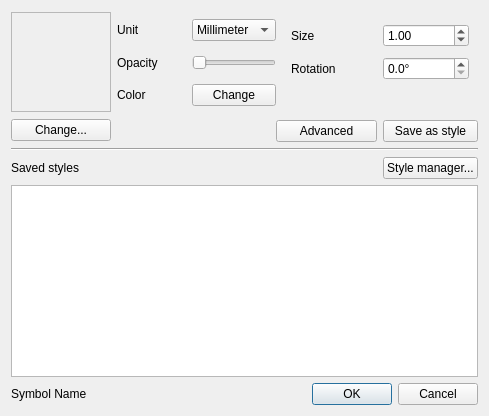
This is src/ui/qgssymbolv2selectordialogbase.ui in qgis/QGIS as Qt 5 draws it before an edit. The edited form follows.
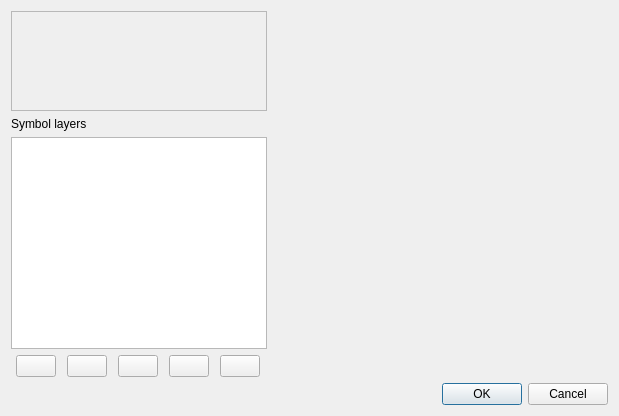
This is the edited form. The open tabs and pages were chosen to show the change. Custom widgets are drawn as their Qt base class.

Commit message: Midway commit; implements symbols listing/changing in symbol selector

```diff
--- a/src/ui/qgssymbolv2selectordialogbase.ui
+++ b/src/ui/qgssymbolv2selectordialogbase.ui
@@ -6,20 +6,20 @@
    <rect>
     <x>0</x>
     <y>0</y>
-    <width>489</width>
+    <width>619</width>
     <height>416</height>
    </rect>
   </property>
   <property name="windowTitle">
    <string>Symbol selector</string>
   </property>
-  <layout class="QGridLayout" name="gridLayout_6">
+  <layout class="QGridLayout" name="gridLayout">
    <item row="0" column="0">
     <layout class="QVBoxLayout" name="verticalLayout">
      <item>
       <widget class="QLabel" name="lblPreview">
        <property name="sizePolicy">
-        <sizepolicy hsizetype="Fixed" vsizetype="Fixed">
+        <sizepolicy hsizetype="Expanding" vsizetype="Fixed">
          <horstretch>0</horstretch>
          <verstretch>0</verstretch>
         </sizepolicy>
@@ -45,326 +45,105 @@
       </widget>
      </item>
      <item>
-      <widget class="QPushButton" name="btnSymbolProperties">
+      <widget class="QLabel" name="label_3">
        <property name="text">
-        <string>Change...</string>
+        <string>Symbol layers</string>
        </property>
       </widget>
      </item>
-    </layout>
-   </item>
-   <item row="0" column="1">
-    <layout class="QGridLayout" name="gridLayout_5">
-     <item row="0" column="0" colspan="2">
-      <layout class="QGridLayout" name="gridLayout_3">
-       <item row="0" column="0">
-        <widget class="QLabel" name="mSymbolUnitLabel">
-         <property name="text">
-          <string>Unit</string>
+     <item>
+      <widget class="QTreeView" name="layersTree">
+       <property name="editTriggers">
+        <set>QAbstractItemView::NoEditTriggers</set>
+       </property>
+      </widget>
+     </item>
+     <item>
+      <layout class="QHBoxLayout">
+       <item>
+        <widget class="QPushButton" name="btnAddLayer">
+         <property name="sizePolicy">
+          <sizepolicy hsizetype="Fixed" vsizetype="Fixed">
+           <horstretch>0</horstretch>
+           <verstretch>0</verstretch>
+          </sizepolicy>
          </property>
          <property name="buddy">
           <cstring>mSymbolUnitComboBox</cstring>
          </property>
         </widget>
        </item>
-       <item row="0" column="1">
-        <widget class="QComboBox" name="mSymbolUnitComboBox">
-         <item>
-          <property name="text">
-           <string>Millimeter</string>
-          </property>
-         </item>
-         <item>
-          <property name="text">
-           <string>Map unit</string>
-          </property>
-         </item>
-        </widget>
-       </item>
-       <item row="1" column="0">
-        <widget class="QLabel" name="mTransparencyLabel">
-         <property name="text">
-          <string>Opacity</string>
+       <item>
+        <widget class="QPushButton" name="btnRemoveLayer">
+         <property name="sizePolicy">
+          <sizepolicy hsizetype="Fixed" vsizetype="Fixed">
+           <horstretch>0</horstretch>
+           <verstretch>0</verstretch>
+          </sizepolicy>
          </property>
          <property name="buddy">
           <cstring>mTransparencySlider</cstring>
          </property>
         </widget>
        </item>
-       <item row="1" column="1">
-        <widget class="QSlider" name="mTransparencySlider">
+       <item>
+        <widget class="QPushButton" name="btnLock">
          <property name="sizePolicy">
-          <sizepolicy hsizetype="Preferred" vsizetype="Fixed">
+          <sizepolicy hsizetype="Fixed" vsizetype="Fixed">
            <horstretch>0</horstretch>
            <verstretch>0</verstretch>
           </sizepolicy>
          </property>
-         <property name="maximum">
-          <number>255</number>
+         <property name="toolTip">
+          <string>Lock layer's color</string>
          </property>
-         <property name="orientation">
-          <enum>Qt::Horizontal</enum>
+         <property name="checkable">
+          <bool>true</bool>
          </property>
         </widget>
        </item>
-       <item row="2" column="0">
-        <widget class="QLabel" name="label_5">
-         <property name="text">
-          <string>Color</string>
+       <item>
+        <widget class="QPushButton" name="btnUp">
+         <property name="sizePolicy">
+          <sizepolicy hsizetype="Fixed" vsizetype="Fixed">
+           <horstretch>0</horstretch>
+           <verstretch>0</verstretch>
+          </sizepolicy>
          </property>
          <property name="buddy">
           <cstring>btnColor</cstring>
          </property>
         </widget>
        </item>
-       <item row="2" column="1">
-        <widget class="QgsColorButtonV2" name="btnColor">
-         <property name="text">
-          <string>Change</string>
+       <item>
+        <widget class="QPushButton" name="btnDown">
+         <property name="sizePolicy">
+          <sizepolicy hsizetype="Fixed" vsizetype="Fixed">
+           <horstretch>0</horstretch>
+           <verstretch>0</verstretch>
+          </sizepolicy>
+         </property>
+         <property name="toolTip">
+          <string>Move down</string>
          </property>
         </widget>
        </item>
       </layout>
      </item>
-     <item row="0" column="2" colspan="2">
-      <widget class="QStackedWidget" name="stackedWidget">
-       <property name="sizePolicy">
-        <sizepolicy hsizetype="Minimum" vsizetype="Preferred">
-         <horstretch>0</horstretch>
-         <verstretch>0</verstretch>
-        </sizepolicy>
-       </property>
-       <property name="currentIndex">
-        <number>2</number>
-       </property>
-       <widget class="QWidget" name="pageMarker">
-        <layout class="QGridLayout" name="gridLayout">
-         <item row="0" column="0">
-          <widget class="QLabel" name="label_2">
-           <property name="text">
-            <string>Size</string>
-           </property>
-          </widget>
-         </item>
-         <item row="0" column="1">
-          <widget class="QDoubleSpinBox" name="spinSize">
-           <property name="decimals">
-            <number>2</number>
-           </property>
-           <property name="maximum">
-            <double>99999.000000000000000</double>
-           </property>
-           <property name="value">
-            <double>1.000000000000000</double>
-           </property>
-          </widget>
-         </item>
-         <item row="1" column="0">
-          <widget class="QLabel" name="label_3">
-           <property name="text">
-            <string>Rotation</string>
-           </property>
-          </widget>
-         </item>
-         <item row="1" column="1">
-          <widget class="QDoubleSpinBox" name="spinAngle">
-           <property name="suffix">
-            <string>°</string>
-           </property>
-           <property name="decimals">
-            <number>1</number>
-           </property>
-           <property name="maximum">
-            <double>360.000000000000000</double>
-           </property>
-           <property name="singleStep">
-            <double>5.000000000000000</double>
-           </property>
-          </widget>
-         </item>
-         <item row="2" column="0" colspan="2">
-          <spacer name="horizontalSpacer_3">
-           <property name="orientation">
-            <enum>Qt::Horizontal</enum>
-           </property>
-           <property name="sizeHint" stdset="0">
-            <size>
-             <width>178</width>
-             <height>20</height>
-            </size>
-           </property>
-          </spacer>
-         </item>
-        </layout>
-       </widget>
-       <widget class="QWidget" name="pageLine">
-        <layout class="QGridLayout" name="gridLayout_2">
-         <item row="0" column="0">
-          <widget class="QLabel" name="label_4">
-           <property name="text">
-            <string>Width</string>
-           </property>
-          </widget>
-         </item>
-         <item row="0" column="2">
-          <widget class="QDoubleSpinBox" name="spinWidth">
-           <property name="decimals">
-            <number>5</number>
-           </property>
-           <property name="maximum">
-            <double>99999.000000000000000</double>
-           </property>
-           <property name="value">
-            <double>1.000000000000000</double>
-           </property>
-          </widget>
-         </item>
-         <item row="1" column="1">
-          <spacer name="horizontalSpacer_4">
-           <property name="orientation">
-            <enum>Qt::Horizontal</enum>
-           </property>
-           <property name="sizeHint" stdset="0">
-            <size>
-             <width>37</width>
-             <height>20</height>
-            </size>
-           </property>
-          </spacer>
-         </item>
-         <item row="2" column="1">
-          <spacer name="horizontalSpacer_5">
-           <property name="orientation">
-            <enum>Qt::Horizontal</enum>
-           </property>
-           <property name="sizeHint" stdset="0">
-            <size>
-             <width>37</width>
-             <height>20</height>
-            </size>
-           </property>
-          </spacer>
-         </item>
-        </layout>
-       </widget>
-       <widget class="QWidget" name="pageFill">
-        <layout class="QHBoxLayout" name="horizontalLayout_2">
-         <property name="margin">
-          <number>0</number>
-         </property>
-        </layout>
-       </widget>
-      </widget>
-     </item>
-     <item row="1" column="0">
-      <spacer name="horizontalSpacer">
-       <property name="orientation">
-        <enum>Qt::Horizontal</enum>
-       </property>
-       <property name="sizeHint" stdset="0">
-        <size>
-         <width>40</width>
-         <height>20</height>
-        </size>
-       </property>
-      </spacer>
-     </item>
-     <item row="1" column="1" colspan="2">
-      <widget class="QPushButton" name="btnAdvanced">
-       <property name="text">
-        <string>Advanced</string>
-       </property>
-      </widget>
-     </item>
-     <item row="1" column="3">
-      <widget class="QPushButton" name="btnAddToStyle">
-       <property name="text">
-        <string>Save as style</string>
-       </property>
-      </widget>
-     </item>
     </layout>
    </item>
-   <item row="1" column="0" colspan="2">
-    <widget class="Line" name="line">
-     <property name="orientation">
-      <enum>Qt::Horizontal</enum>
+   <item row="0" column="1">
+    <widget class="QStackedWidget" name="stackedWidget">
+     <property name="sizePolicy">
+      <sizepolicy hsizetype="Expanding" vsizetype="Expanding">
+       <horstretch>2</horstretch>
+       <verstretch>0</verstretch>
+      </sizepolicy>
      </property>
+     <widget class="QWidget" name="page_2"/>
     </widget>
    </item>
-   <item row="2" column="0" colspan="2">
-    <layout class="QGridLayout" name="gridLayout_4">
-     <item row="0" column="0">
-      <widget class="QLabel" name="label">
-       <property name="text">
-        <string>Saved styles</string>
-       </property>
-      </widget>
-     </item>
-     <item row="0" column="1">
-      <spacer name="horizontalSpacer_2">
-       <property name="orientation">
-        <enum>Qt::Horizontal</enum>
-       </property>
-       <property name="sizeHint" stdset="0">
-        <size>
-         <width>40</width>
-         <height>20</height>
-        </size>
-       </property>
-      </spacer>
-     </item>
-     <item row="0" column="2">
-      <widget class="QPushButton" name="btnStyleManager">
-       <property name="text">
-        <string>Style manager...</string>
-       </property>
-      </widget>
-     </item>
-     <item row="1" column="0" colspan="3">
-      <widget class="QListView" name="viewSymbols">
-       <property name="sizePolicy">
-        <sizepolicy hsizetype="Expanding" vsizetype="Expanding">
-         <horstretch>0</horstretch>
-         <verstretch>2</verstretch>
-        </sizepolicy>
-       </property>
-       <property name="iconSize">
-        <size>
-         <width>48</width>
-         <height>48</height>
-        </size>
-       </property>
-       <property name="flow">
-        <enum>QListView::LeftToRight</enum>
-       </property>
-       <property name="resizeMode">
-        <enum>QListView::Adjust</enum>
-       </property>
-       <property name="spacing">
-        <number>5</number>
-       </property>
-       <property name="viewMode">
-        <enum>QListView::IconMode</enum>
-       </property>
-       <property name="uniformItemSizes">
-        <bool>true</bool>
-       </property>
-       <property name="wordWrap">
-        <bool>true</bool>
-       </property>
-      </widget>
-     </item>
-    </layout>
-   </item>
-   <item row="3" column="0">
-    <widget class="QLabel" name="lblSymbolName">
-     <property name="text">
-      <string>Symbol Name</string>
-     </property>
-    </widget>
-   </item>
-   <item row="3" column="1">
+   <item row="1" column="1">
     <widget class="QDialogButtonBox" name="buttonBox">
      <property name="orientation">
       <enum>Qt::Horizontal</enum>
@@ -376,27 +155,6 @@
    </item>
   </layout>
  </widget>
- <customwidgets>
-  <customwidget>
-   <class>QgsColorButtonV2</class>
-   <extends>QPushButton</extends>
-   <header>qgscolorbutton.h</header>
-  </customwidget>
- </customwidgets>
- <tabstops>
-  <tabstop>btnSymbolProperties</tabstop>
-  <tabstop>mSymbolUnitComboBox</tabstop>
-  <tabstop>mTransparencySlider</tabstop>
-  <tabstop>btnColor</tabstop>
-  <tabstop>spinWidth</tabstop>
-  <tabstop>spinSize</tabstop>
-  <tabstop>spinAngle</tabstop>
-  <tabstop>btnAdvanced</tabstop>
-  <tabstop>btnAddToStyle</tabstop>
-  <tabstop>btnStyleManager</tabstop>
-  <tabstop>viewSymbols</tabstop>
-  <tabstop>buttonBox</tabstop>
- </tabstops>
  <resources/>
  <connections>
   <connection>
```
Left out of the diff: 12 changed lines with no effect on the pictures. The commit also changes 6 other files.
